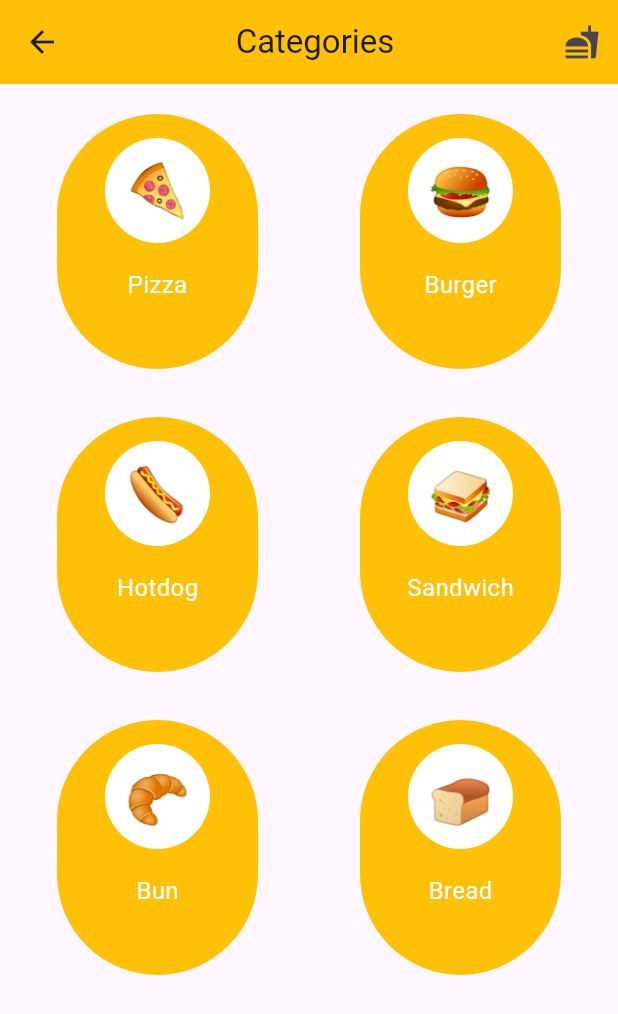
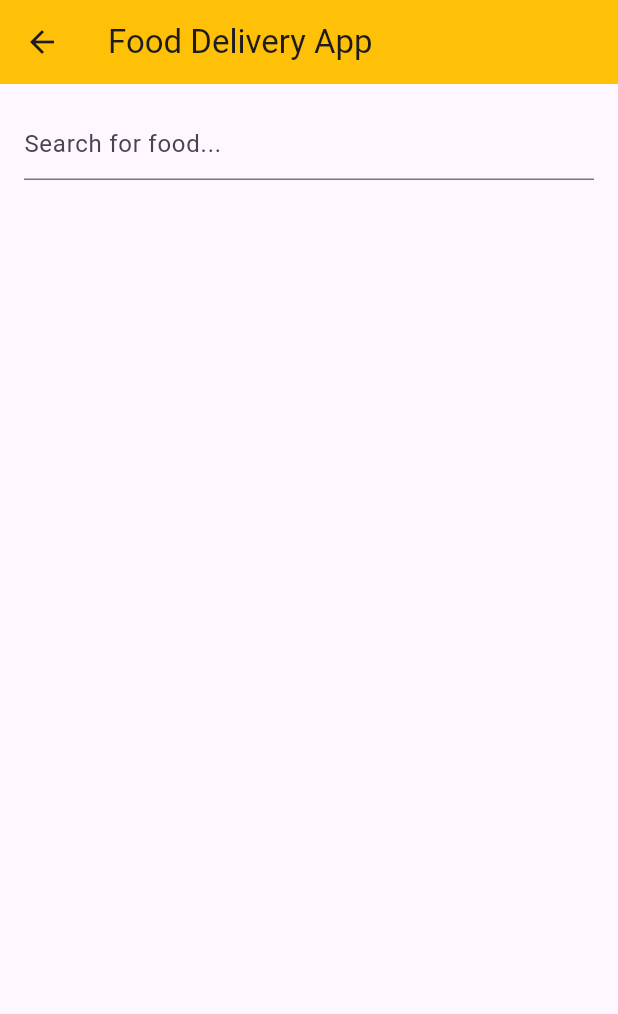
Before and after one commit to Teshan2000/Food-Delivery-App, a Flutter app: the screen it shows after launch, after a tap on the "menu" icon, after a tap on "Profile", on a phone screen of 412 x 824 dp. Shown: the top 1014 px of the screen. Run offline on Flutter 3.47's test engine with Material 3 defaults, Android fonts, the phone set to English and light mode, and no system bars.

Commit message:
Search Bar
Search bar was added to the home page.

```diff
--- /dev/null
+++ b/food_delivery_app/lib/components/searchBar.dart
@@ -0,0 +1,79 @@
+import 'package:flutter/material.dart';
+
+class FoodDeliveryApp extends StatefulWidget {
+  const FoodDeliveryApp({super.key});
+
+  @override
+  _FoodDeliveryAppState createState() => _FoodDeliveryAppState();
+}
+
+class _FoodDeliveryAppState extends State<FoodDeliveryApp> {
+  final TextEditingController _searchController = TextEditingController();
+  final List<String> _foodList = [
+    "Pizza",
+    "Burger",
+    "Hotdog",
+    "Sandwich",
+    "Taco",
+    "Bun",
+    "Bread",
+  ];
+
+  final List<String> _searchResults = [];
+
+  @override
+  Widget build(BuildContext context) {
+    return Scaffold(
+      appBar: AppBar(
+        title: Text("Food Delivery App"),
+        backgroundColor: Colors.amber,
+      ),
+      body: Padding(
+        padding: const EdgeInsets.all(16.0),
+        child: Column(
+          children: [
+            TextField(
+              controller: _searchController,
+              onChanged: onSearchTextChanged,
+              decoration: InputDecoration(
+                hintText: "Search for food...",
+              ),
+            ),
+            SizedBox(height: 5),
+            _buildSearchResults(),
+          ],
+        ),
+      ),
+    );
+  }
+
+  void onSearchTextChanged(String query) {
+    _searchResults.clear();
+    if (query.isEmpty) {
+      setState(() {});
+      return;
+    }
+
+    for (var food in _foodList) {
+      if (food.toLowerCase().contains(query.toLowerCase())) {
+        _searchResults.add(food);
+      }
+    }
+
+    setState(() {});
+  }
+
+  Widget _buildSearchResults() {
+    return Expanded(
+      child: ListView.builder(
+        itemCount: _searchResults.length,
+        itemBuilder: (context, index) {
+          return ListTile(
+            title: Text(_searchResults[index]),
+            contentPadding: EdgeInsets.symmetric(vertical: 0),
+          );
+        },
+      ),
+    );
+  }
+}
--- a/food_delivery_app/lib/screens/home.dart
+++ b/food_delivery_app/lib/screens/home.dart
@@ -1,5 +1,7 @@
 import 'package:flutter/material.dart';
 import 'package:food_delivery_app/components/appDrawer.dart';
+import 'package:food_delivery_app/components/foodCard.dart';
+import 'package:food_delivery_app/components/searchBar.dart';
 import 'package:food_delivery_app/screens/cart.dart';
 import 'package:food_delivery_app/screens/categories.dart';
 import 'package:food_delivery_app/screens/favourites.dart';
@@ -14,6 +16,19 @@ class Home extends StatefulWidget {
 }
 
 class _HomeState extends State<Home> {
+  final TextEditingController _searchController = TextEditingController();
+  final List<String> _foodList = [
+    "Pizza",
+    "Burger",
+    "Hotdog",
+    "Sandwich",
+    "Taco",
+    "Bun",
+    "Bread",
+  ];
+
+  final List<String> _searchResults = [];
+
   List<Map<String, dynamic>> categories = [
     {"image": "🍕", "name": "Pizza"},
     {"image": "🍔", "name": "Burger"},
@@ -48,6 +63,21 @@ class _HomeState extends State<Home> {
     }
   ];
 
+  Widget _buildSearchResults() {
+    return Container(
+      height: 5,
+      child: ListView.builder(
+        itemCount: _searchResults.length,
+        itemBuilder: (context, index) {
+          return ListTile(
+            title: Text(_searchResults[index]),
+            contentPadding: EdgeInsets.symmetric(vertical: 4),
+          );
+        },
+      ),
+    );
+  }
+
   @override
   Widget build(BuildContext context) {
     return Scaffold(
@@ -56,16 +86,6 @@ class _HomeState extends State<Home> {
         title: const Text('Hello, Peter!'),
         actions: const [
           EndDrawerButton(),
-          // Container(
-          //   padding: const EdgeInsets.all(16),
-          //   child: const TextField(
-          //     decoration: InputDecoration(
-          //       labelText: 'Search',
-          //       border: OutlineInputBorder(),
-          //       prefixIcon: Icon(Icons.search),
-          //     ),
-          //   ),
-          // )
         ],
       ),
       endDrawer: AppDrawer(
@@ -73,7 +93,7 @@ class _HomeState extends State<Home> {
           Navigator.push(
               context,
               MaterialPageRoute(
-                builder: (context) => const Categories(),
+                builder: (context) => const FoodDeliveryApp(),
               ));
         },
         onCategoriesPressed: () {
@@ -108,7 +128,7 @@ class _HomeState extends State<Home> {
           Navigator.push(
               context,
               MaterialPageRoute(
-                builder: (context) => const Categories(),
+                builder: (context) => const FoodCard(),
               ));
         },
       ),
@@ -120,9 +140,22 @@ class _HomeState extends State<Home> {
         child: SafeArea(
           child: SingleChildScrollView(
             child: Column(
-            mainAxisAlignment: MainAxisAlignment.start,
               crossAxisAlignment: CrossAxisAlignment.start,
               children: <Widget>[
+                Container(
+                  padding: const EdgeInsets.all(16),
+                  child: TextField(
+                    controller: _searchController,
+                    onChanged: onSearchTextChanged,
+                    decoration: const InputDecoration(
+                      labelText: 'Search Foods',
+                      border: OutlineInputBorder(),
+                      suffixIcon: Icon(Icons.search),
+                    ),
+                  ),
+                ),
+                const SizedBox(height: 6),
+                _buildSearchResults(),
                 Row(
                     mainAxisAlignment: MainAxisAlignment.spaceBetween,
                     children: <Widget>[
@@ -287,8 +320,25 @@ class _HomeState extends State<Home> {
                 ),
               ],
             ),
-        )),
+          ),
+        ),
       ),
     );
   }
+
+  void onSearchTextChanged(String query) {
+    _searchResults.clear();
+    if (query.isEmpty) {
+      setState(() {});
+      return;
     }
+
+    for (var food in _foodList) {
+      if (food.toLowerCase().contains(query.toLowerCase())) {
+        _searchResults.add(food);
+      }
+    }
+
+    setState(() {});
+  }
+}
--- a/food_delivery_app/pubspec.yaml
+++ b/food_delivery_app/pubspec.yaml
@@ -28,6 +28,9 @@ environment:
 # the latest version available on pub.dev. To see which dependencies have newer
 # versions available, run `flutter pub outdated`.
 dependencies:
+
+  easy_search_bar: ^2.5.0
+
   flutter:
     sdk: flutter
 
```
Also changed, not shown: food_delivery_app/pubspec.lock. Lines whose indentation alone changed are shown as unchanged.
